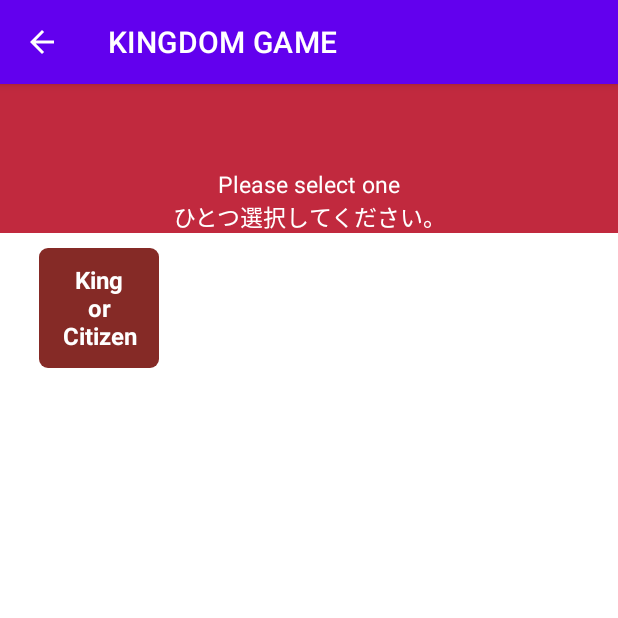
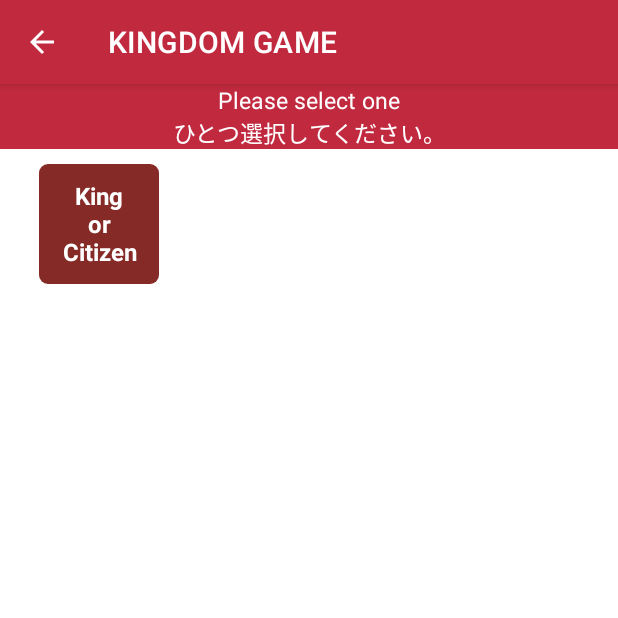
Before and after one commit to naotiiii/king_game_android, an Android app: the screen it shows after launch (PlayActivity), after a tap on "START!", on a phone screen of 412 x 824 dp, the top half of it. Run offline under Robolectric (Android 15) with nearby library versions, the light colour scheme and no system bars; our stand-ins replace AdMob; 1 statement that could not run was skipped; 3 other taps on this screen came first.

Commit message:
ナビゲーションバーの修正

```diff
--- a/app/src/main/java/com/hato/king_game/Activity/CitizenActivity.java
+++ b/app/src/main/java/com/hato/king_game/Activity/CitizenActivity.java
@@ -141,9 +141,7 @@ public class CitizenActivity extends AppCompatActivity {
      * ツールバーに戻るボタンをセット
      */
     private void setBackButton() {
-        Toolbar toolbar = findViewById(R.id.toolbar);
-        setSupportActionBar(toolbar);
-
+        getSupportActionBar().setTitle(R.string.citizen_message);
         getSupportActionBar().setDisplayHomeAsUpEnabled(true);
         getSupportActionBar().setHomeButtonEnabled(true);
     }
--- a/app/src/main/java/com/hato/king_game/Activity/KingActivity.java
+++ b/app/src/main/java/com/hato/king_game/Activity/KingActivity.java
@@ -97,9 +97,7 @@ public class KingActivity extends AppCompatActivity {
      * ツールバーに戻るボタンをセット
      */
     private void setBackButton() {
-        Toolbar toolbar = findViewById(R.id.toolbar);
-        setSupportActionBar(toolbar);
-
+        getSupportActionBar().setTitle(R.string.king_title);
         getSupportActionBar().setDisplayHomeAsUpEnabled(true);
         getSupportActionBar().setHomeButtonEnabled(true);
     }
--- a/app/src/main/java/com/hato/king_game/Activity/PlayActivity.java
+++ b/app/src/main/java/com/hato/king_game/Activity/PlayActivity.java
@@ -209,7 +209,7 @@ public class PlayActivity extends AppCompatActivity {
                 str.append( num + "番目: " + "No." + mCorrectNumList.get(i) + "\n");
             }
             mExplainText.setText(getString(R.string.finish_explain_text));
-            mExplainText.setTextColor(getColor(android.R.color.holo_red_dark));
+            mExplainText.setTextColor(getColor(android.R.color.white));
             mFinishText.setText(str);
         }
 
@@ -229,13 +229,6 @@ public class PlayActivity extends AppCompatActivity {
      * ツールバーに戻るボタンをセット
      */
     private void setBackButton() {
-        Toolbar toolbar = findViewById(R.id.toolbar);
-        toolbar.setTitleTextColor(getColor(R.color.white));
-
-
-        setSupportActionBar(toolbar);
-
-
         getSupportActionBar().setDisplayHomeAsUpEnabled(true);
         getSupportActionBar().setHomeButtonEnabled(true);
     }
--- a/app/src/main/res/layout/activity_play.xml
+++ b/app/src/main/res/layout/activity_play.xml
@@ -9,18 +9,6 @@
     tools:context=".Activity.PlayActivity"
     >
 
-    <androidx.appcompat.widget.Toolbar
-        android:id="@+id/toolbar"
-        android:layout_width="match_parent"
-        android:layout_height="wrap_content"
-        android:background="@color/primary_main_red"
-        android:minHeight="?android:actionBarSize"
-        app:layout_constraintTop_toTopOf="parent"
-        app:layout_constraintBottom_toTopOf="@id/text_explain_game"
-        app:layout_constraintStart_toStartOf="parent"
-        app:layout_constraintEnd_toEndOf="parent"
-        />
-
     <TextView
         android:id="@+id/text_explain_game"
         android:layout_width="match_parent"
@@ -30,7 +18,7 @@
         android:textSize="15sp"
         android:textColor="@color/white"
         android:textAlignment="center"
-        app:layout_constraintTop_toBottomOf="@id/toolbar"
+        app:layout_constraintTop_toTopOf="parent"
         app:layout_constraintBottom_toTopOf="@id/layout_ad_view"
         app:layout_constraintStart_toStartOf="parent"
         app:layout_constraintEnd_toEndOf="parent"
@@ -90,7 +78,7 @@
         android:layout_height="60dp"
         android:text="@string/show_correct_number"
         android:textColor="@color/white"
-        android:textSize="25sp"
+        android:textSize="18sp"
         android:layout_marginBottom="30dp"
         android:background="@drawable/btn_round_blue"
         app:layout_constraintBottom_toTopOf="@id/button_next_game"
--- a/app/src/main/res/values/strings.xml
+++ b/app/src/main/res/values/strings.xml
@@ -35,16 +35,17 @@
     <!--Play-->
     <string name="explain_game">Please select one\nひとつ選択してください。</string>
     <string name="button_king_or_citizen">King\nor\nCitizen</string>
-    <string name="button_selected">Selected\n選択済</string>]:
-    <string name="show_correct_number">Correct Number</string>
+    <string name="button_selected">Selected\n選択済</string>
+    <string name="show_correct_number">Show Number.</string>
     <string name="next_game">Next Game</string>
     <string name="next_game_explain">Start same number of people!!!\n同じ人数でゲームを再開します。</string>
-    <string name="finish_explain_text">If you forget the number,\ntap the Correct Number button!\n番号を忘れた場合は、\nCorrectNumberボタンをタップしてね。</string>
+    <string name="finish_explain_text">If you forget the number,\ntap the Show Number button!\n番号を忘れた場合は、\nCorrectNumberボタンをタップしてね。</string>
     <string name="finish_end_game_word">The numbers were given to everyone.\nNox, everyone "Who is the King?\n
         "全員に番号が行き渡しました。\nさぁ、みんなで「王様だ〜れだ？」</string>
 
     <!--Citizen-->
     <string name="citizen_title">You are Citizen</string>
+    <string name="citizen_message">Citizen</string>
     <string name="citizen_no">NO.%s</string>
 
     <!--King-->
--- a/app/src/main/res/values/themes.xml
+++ b/app/src/main/res/values/themes.xml
@@ -2,8 +2,8 @@
     <!-- Base application theme. -->
     <style name="Theme.King_game" parent="Theme.MaterialComponents.DayNight.DarkActionBar">
         <!-- Primary brand color. -->
-        <item name="colorPrimary">@color/purple_500</item>
-        <item name="colorPrimaryVariant">@color/purple_700</item>
+        <item name="colorPrimary">@color/primary_main_red</item>
+        <item name="colorPrimaryVariant">@color/primary_main_red</item>
         <item name="colorOnPrimary">@color/white</item>
         <!-- Secondary brand color. -->
         <item name="colorSecondary">@color/teal_200</item>
```
Also changed, not shown: app/src/main/res/layout/activity_citizen.xml (+2 -12 lines), app/src/main/res/layout/activity_king.xml (+1 -12 lines).
